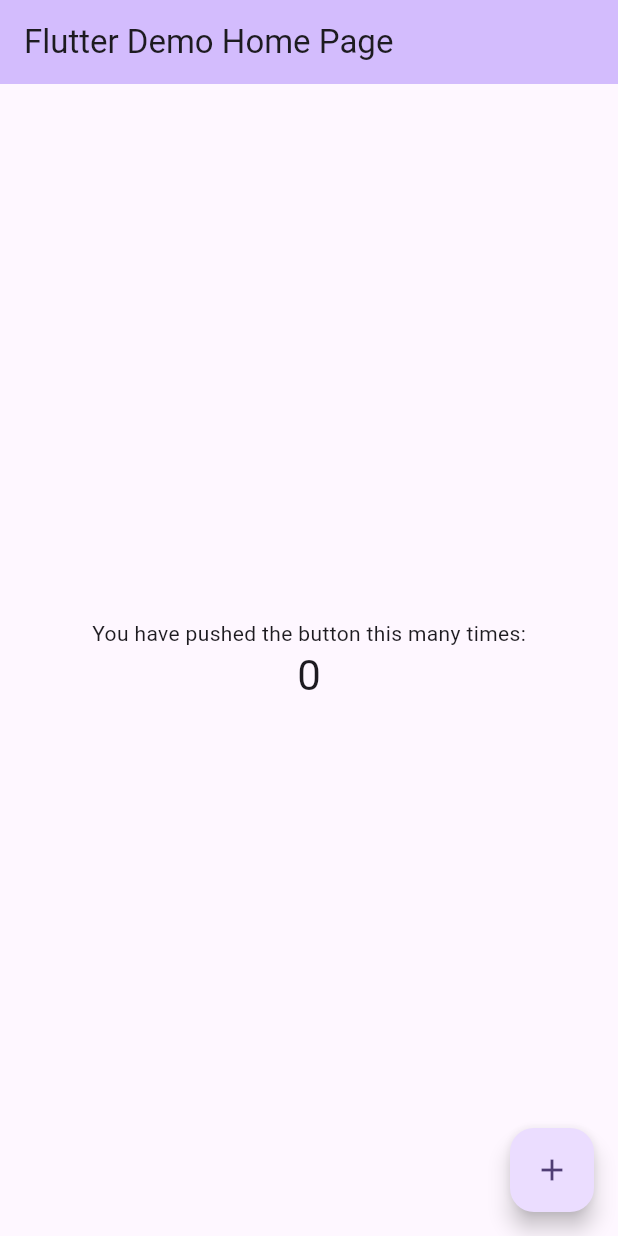
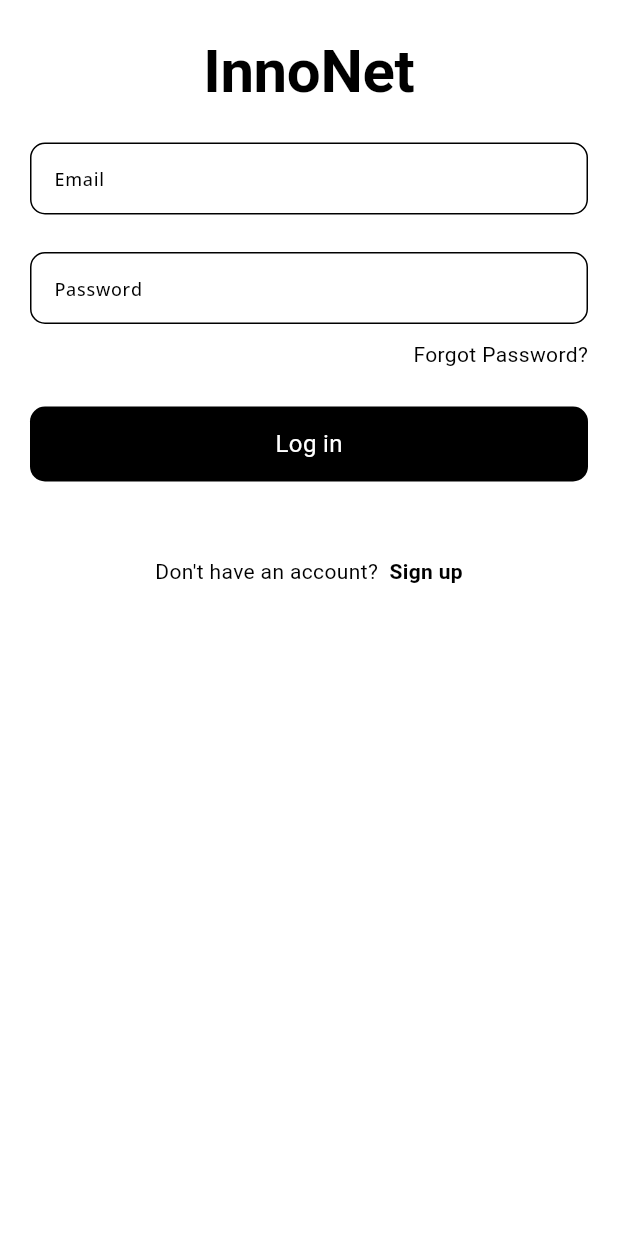
Before and after one commit to Shelvin46/inno_net_app, a Flutter app: the screen it shows after launch, on a phone screen of 412 x 824 dp. Run offline on Flutter 3.47's test engine with Material 3 defaults, Android fonts, the phone set to English and light mode, and no system bars; our stand-ins replace google_fonts, page_transition.

```diff
--- /dev/null
+++ b/lib/app.dart
@@ -0,0 +1,67 @@
+import 'package:flutter/material.dart';
+import 'package:inno_net_app/core/constants/color_constants.dart';
+import 'package:inno_net_app/core/constants/text_style_constants.dart';
+import 'package:inno_net_app/presentation/screens/splash_screen/splash_screen.dart';
+
+class MyApp extends StatelessWidget {
+  const MyApp({super.key});
+
+  // This widget is the root of your application.
+  @override
+  Widget build(BuildContext context) {
+    return MaterialApp(
+      debugShowCheckedModeBanner: false,
+      title: 'InnoNet App',
+      theme: ThemeData(
+        scaffoldBackgroundColor: AppColors.white,
+        fontFamily: TextStyleConstants.fontFamily,
+        useMaterial3: true,
+        colorScheme: const ColorScheme(
+            brightness: Brightness.dark,
+            primary: AppColors.black,
+            onPrimary: AppColors.black,
+            secondary: AppColors.black,
+            onSecondary: AppColors.white,
+            error: AppColors.red,
+            onError: AppColors.red,
+            background: AppColors.black,
+            onBackground: AppColors.black,
+            surface: AppColors.black,
+            onSurface: AppColors.black),
+        textTheme: TextTheme(
+          displayLarge: TextStyleConstants.displayLargeTextStyle,
+          displaySmall: TextStyleConstants.displaySmallTextStyle,
+          labelSmall: TextStyleConstants.labelSmallTextStyle,
+        ),
+      ),
+      darkTheme: ThemeData(
+        fontFamily: TextStyleConstants.fontFamily,
+        brightness: Brightness.dark, // Set the background color to black
+        scaffoldBackgroundColor: AppColors.black,
+        useMaterial3: true,
+        colorScheme: const ColorScheme(
+            brightness: Brightness.dark,
+            primary: AppColors.black,
+            onPrimary: AppColors.black,
+            secondary: AppColors.white,
+            onSecondary: AppColors.black,
+            error: AppColors.red,
+            onError: AppColors.red,
+            background: AppColors.white,
+            onBackground: AppColors.grey,
+            surface: AppColors.white,
+            onSurface: AppColors.white),
+
+        textTheme: TextTheme(
+          displayLarge: TextStyleConstants.displayLargeTextStyle,
+          displaySmall: TextStyleConstants.displaySmallTextStyle,
+          labelSmall: TextStyleConstants.labelSmallTextStyle,
+        ),
+      ),
+      themeMode: MediaQuery.platformBrightnessOf(context) == Brightness.dark
+          ? ThemeMode.dark
+          : ThemeMode.light,
+      home: const SplashScreen(),
+    );
+  }
+}
--- /dev/null
+++ b/lib/core/constants/color_constants.dart
@@ -0,0 +1,10 @@
+import 'package:flutter/material.dart';
+
+///[AppColors] is a class which contains all the colors used in the app.
+class AppColors {
+  static const black = Colors.black;
+  static const white = Colors.white;
+  static const grey = Colors.grey;
+  static const red = Colors.red;
+  static const green = Colors.green;
+}
--- /dev/null
+++ b/lib/core/constants/text_form_fields_decorations_constants.dart
@@ -0,0 +1,7 @@
+import 'package:flutter/material.dart';
+
+class DecorationConstants {
+  // Text Form Field Decoration Constants
+  static var borderRadius = BorderRadius.circular(10);
+  // border side color
+}
--- /dev/null
+++ b/lib/core/constants/text_style_constants.dart
@@ -0,0 +1,22 @@
+import 'package:flutter/material.dart';
+import 'package:google_fonts/google_fonts.dart';
+
+//[TextStyleConstants] is a class which contains all the text styles used in the app.
+class TextStyleConstants {
+  // main heading text style
+  static const displayLargeTextStyle =
+      TextStyle(fontSize: 40, fontWeight: FontWeight.bold);
+  // sub heading text style
+  static var displaySmallTextStyle = TextStyle(
+    fontSize: 20,
+    fontFamily: GoogleFonts.openSans(fontWeight: FontWeight.w600).fontFamily,
+  );
+  // font family
+  static var fontFamily =
+      GoogleFonts.roboto(fontWeight: FontWeight.w600).fontFamily;
+  // label small or hint  text style
+  static var labelSmallTextStyle = TextStyle(
+    fontSize: 12,
+    fontFamily: GoogleFonts.openSans(fontWeight: FontWeight.w600).fontFamily,
+  );
+}
--- /dev/null
+++ b/lib/core/extensions/screen_size_extension.dart
@@ -0,0 +1,6 @@
+import 'package:flutter/material.dart';
+
+extension ScreenSizeExtension on num {
+  Widget get h => SizedBox(height: toDouble());
+  Widget get w => SizedBox(width: toDouble());
+}
--- a/lib/main.dart
+++ b/lib/main.dart
@@ -1,70 +1,25 @@
 import 'package:flutter/material.dart';
+import 'package:flutter/services.dart';
+import 'package:inno_net_app/app.dart';
 
-void main() {
-  runApp(const MyApp());
+void main() async {
+  WidgetsFlutterBinding.ensureInitialized();
+  //Setting SystemUIOverlay
+  SystemChrome.setSystemUIOverlayStyle(const SystemUiOverlayStyle(
+    systemStatusBarContrastEnforced: false,
+    systemNavigationBarColor: Colors.transparent,
+    systemNavigationBarDividerColor: Colors.transparent,
+    systemNavigationBarIconBrightness: Brightness.dark,
+    statusBarIconBrightness: Brightness.dark,
+  ));
+
+  SystemChrome.setEnabledSystemUIMode(SystemUiMode.edgeToEdge,
+      overlays: [SystemUiOverlay.top]);
+  SystemChrome.setPreferredOrientations([DeviceOrientation.portraitUp]).then(
+    (_) {
+      runApp(
+        const MyApp(),
+      );
+    },
+  );
 }
-
-class MyApp extends StatelessWidget {
-  const MyApp({super.key});
-
-  // This widget is the root of your application.
-  @override
-  Widget build(BuildContext context) {
-    return MaterialApp(
-      title: 'Flutter Demo',
-      theme: ThemeData(
-        colorScheme: ColorScheme.fromSeed(seedColor: Colors.deepPurple),
-        useMaterial3: true,
-      ),
-      home: const MyHomePage(title: 'Flutter Demo Home Page'),
-    );
-  }
-}
-
-class MyHomePage extends StatefulWidget {
-  const MyHomePage({super.key, required this.title});
-
-  final String title;
-
-  @override
-  State<MyHomePage> createState() => _MyHomePageState();
-}
-
-class _MyHomePageState extends State<MyHomePage> {
-  int _counter = 0;
-
-  void _incrementCounter() {
-    setState(() {
-      _counter++;
-    });
-  }
-
-  @override
-  Widget build(BuildContext context) {
-    return Scaffold(
-      appBar: AppBar(
-        backgroundColor: Theme.of(context).colorScheme.inversePrimary,
-        title: Text(widget.title),
-      ),
-      body: Center(
-        child: Column(
-          mainAxisAlignment: MainAxisAlignment.center,
-          children: <Widget>[
-            const Text(
-              'You have pushed the button this many times:',
-            ),
-            Text(
-              '$_counter',
-              style: Theme.of(context).textTheme.headlineMedium,
-            ),
-          ],
-        ),
-      ),
-      floatingActionButton: FloatingActionButton(
-        onPressed: _incrementCounter,
-        tooltip: 'Increment',
-        child: const Icon(Icons.add),
-      ),
-    );
-  }
-}
--- /dev/null
+++ b/lib/presentation/screens/auth_screens/login_screens/login_screen.dart
@@ -0,0 +1,86 @@
+import 'package:flutter/material.dart';
+import 'package:inno_net_app/core/constants/text_form_fields_decorations_constants.dart';
+import 'package:inno_net_app/core/extensions/screen_size_extension.dart';
+import 'package:inno_net_app/presentation/screens/common/base_screen.dart';
+import 'package:inno_net_app/presentation/widgets/custom_text_form_field.dart';
+
+class LoginScreen extends StatefulWidget {
+  const LoginScreen({super.key});
+
+  @override
+  State<LoginScreen> createState() => _LoginScreenState();
+}
+
+final textFormFields = [
+  const CustomTextFormField(
+    hintText: "Email",
+  ),
+  const CustomTextFormField(hintText: "Password"),
+];
+
+class _LoginScreenState extends State<LoginScreen> {
+  @override
+  Widget build(BuildContext context) {
+    return BaseScreen(
+        child: Column(
+      children: [
+        25.h,
+        Text(
+          "InnoNet",
+          style: Theme.of(context).textTheme.displayLarge,
+        ),
+        25.h,
+        // text form fields
+        ListView.separated(
+            shrinkWrap: true,
+            primary: false,
+            itemBuilder: (context, index) {
+              return textFormFields[index];
+            },
+            separatorBuilder: (context, index) {
+              return 25.h;
+            },
+            itemCount: 2),
+        10.h,
+        // forgot password text
+        const Align(
+          alignment: Alignment.topRight,
+          child: Text(
+            "Forgot Password?",
+          ),
+        ),
+        25.h,
+        // button to login
+        Container(
+            height: 50,
+            alignment: Alignment.center,
+            decoration: BoxDecoration(
+                borderRadius: DecorationConstants.borderRadius,
+                color: Theme.of(context).colorScheme.secondary),
+            child: Text(
+              "Log in",
+              style: TextStyle(
+                fontSize: 16,
+                color: Theme.of(context).colorScheme.onSecondary,
+              ),
+            )),
+        50.h,
+        // sign up text
+        const Row(
+          mainAxisAlignment: MainAxisAlignment.center,
+          children: [
+            Text(
+              "Don't have an account?  ",
+            ),
+            Text(
+              "Sign up",
+              style: TextStyle(
+                fontWeight: FontWeight.bold,
+              ),
+            ),
+          ],
+        ),
+      ],
+    ));
+  }
+}
--- /dev/null
+++ b/lib/presentation/screens/common/base_screen.dart
@@ -0,0 +1,25 @@
+import 'package:flutter/material.dart';
+
+///[BaseScreen] is a common screen which is used as a base for all the screens in the app.
+class BaseScreen extends StatefulWidget {
+  final Widget child;
+
+  const BaseScreen({Key? key, required this.child}) : super(key: key);
+
+  @override
+  State<BaseScreen> createState() => _BaseScreenState();
+}
+
+class _BaseScreenState extends State<BaseScreen> {
+  @override
+  Widget build(BuildContext context) {
+    return Scaffold(
+      body: Padding(
+        padding: const EdgeInsets.only(left: 20, right: 20),
+        child: SafeArea(
+          child: widget.child,
+        ),
+      ),
+    );
+  }
+}
--- /dev/null
+++ b/lib/presentation/screens/splash_screen/splash_screen.dart
@@ -0,0 +1,40 @@
+import 'package:flutter/material.dart';
+import 'package:inno_net_app/core/extensions/page_navigation_extension.dart';
+import 'package:inno_net_app/presentation/screens/auth_screens/login_screens/login_screen.dart';
+
+/// [SplashScreen] is the first screen of the app.
+class SplashScreen extends StatefulWidget {
+  const SplashScreen({super.key});
+
+  @override
+  State<SplashScreen> createState() => _SplashScreenState();
+}
+
+class _SplashScreenState extends State<SplashScreen> {
+  @override
+  void initState() {
+    // delay for 2 seconds and then navigate to home screen
+    Future.delayed(const Duration(seconds: 2), () {
+      context.pushWithFadeTransition(const LoginScreen());
+    });
+    super.initState();
+  }
+
+  @override
+  Widget build(BuildContext context) {
+    return Scaffold(
+        body: SafeArea(
+      child: Center(
+        child: Column(
+          mainAxisAlignment: MainAxisAlignment.center,
+          children: [
+            Text(
+              "InnoNet",
+              style: Theme.of(context).textTheme.displayLarge,
+            )
+          ],
+        ),
+      ),
+    ));
+  }
+}
--- /dev/null
+++ b/lib/presentation/widgets/custom_text_form_field.dart
@@ -0,0 +1,37 @@
+import 'package:flutter/material.dart';
+import 'package:inno_net_app/core/constants/text_form_fields_decorations_constants.dart';
+
+class CustomTextFormField extends StatefulWidget {
+  const CustomTextFormField({super.key, this.hintText, this.controller});
+  final String? hintText;
+  final TextEditingController? controller;
+
+  @override
+  State<CustomTextFormField> createState() => _CustomTextFormFieldState();
+}
+
+class _CustomTextFormFieldState extends State<CustomTextFormField> {
+  @override
+  Widget build(BuildContext context) {
+    return TextFormField(
+      controller: widget.controller,
+      cursorColor:
+          Theme.of(context).colorScheme.secondary, // Set the cursor color h
+      decoration: InputDecoration(
+        isDense: true,
+        hintText: widget.hintText,
+        hintStyle: Theme.of(context).textTheme.labelSmall,
+        border: OutlineInputBorder(
+          borderRadius: DecorationConstants.borderRadius,
+        ),
+        focusedBorder: OutlineInputBorder(
+          borderRadius: DecorationConstants.borderRadius,
+          borderSide: BorderSide(
+            color: Theme.of(context).colorScheme.secondary,
+            width: 2,
+          ),
+        ),
+      ),
+    );
+  }
+}
--- a/pubspec.yaml
+++ b/pubspec.yaml
@@ -43,6 +43,8 @@ dependencies:
   equatable: ^2.0.5
   injectable: ^2.3.2
   get_it: ^7.6.7
+  google_fonts: ^6.1.0
+  page_transition: ^2.1.0
 
 dev_dependencies:
   flutter_test:
```
Also changed, not shown: lib/core/extensions/page_navigation_extension.dart (added, +117 -0 lines), pubspec.lock, 10 other files.
